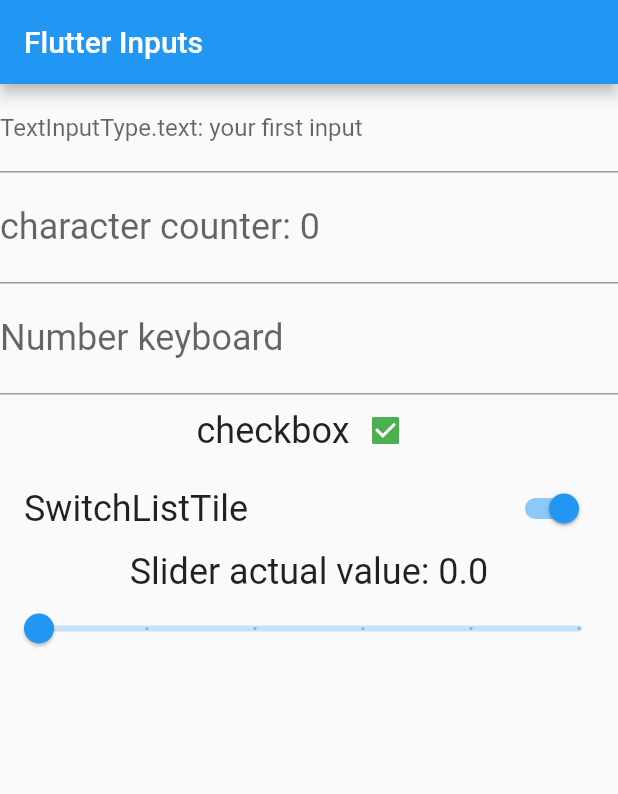
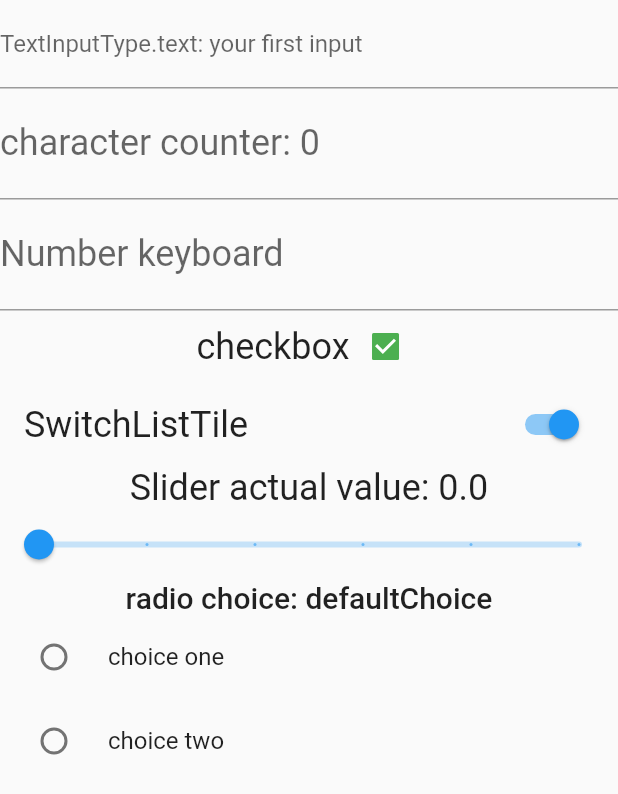
Before and after one commit to JoaoRodriguesRD/flutter-simple-applications, a Flutter app: the screen it shows after launch, on a phone screen of 412 x 824 dp. Shown: the top 794 px of the screen. Run offline on Flutter 3.47's test engine with Material 2 defaults, Android fonts, the phone set to English and light mode, and no system bars.

Commit message:
Radio choices example created

```diff
--- a/app_inputs/lib/main.dart
+++ b/app_inputs/lib/main.dart
@@ -32,7 +32,7 @@ class _MyHomePageState extends State<MyHomePage> {
   bool _isChecked = true;
   bool _isCheckedSwitch = true;
   double _sliderValue = 0;
-
+  String _choices = "defaultChoice";
 
   void _stringCounter(String userInput) {
     setState(() {
@@ -49,9 +49,6 @@ class _MyHomePageState extends State<MyHomePage> {
   @override
   Widget build(BuildContext context) {
     return Scaffold(
-      appBar: AppBar(
-        title: Text(widget.title),
-      ),
       body: Center(
         child: Column(
           mainAxisAlignment: MainAxisAlignment.start,
@@ -62,6 +59,7 @@ class _MyHomePageState extends State<MyHomePage> {
             myCheckbox(),
             mySwitchList(),
             mySlider(),
+            myRadioButtons(),
           ],
         ),
       ),
@@ -158,4 +156,31 @@ class _MyHomePageState extends State<MyHomePage> {
     );
   }
 
+  Widget myRadioButtons() {
+    return Column(
+      children: [
+        Text("radio choice: $_choices",
+        style: Theme.of(context).textTheme.headline6,
+        ),
+        RadioListTile(
+          title: const Text("choice one"),
+            value: "choice1",
+            groupValue: _choices,
+            onChanged: (String? choice) {
+              setState(() {
+                _choices = choice!;
+              });
+            }),
+        RadioListTile(
+          title: const Text("choice two"),
+            value: "choice2",
+            groupValue: _choices,
+            onChanged: (String? choice) {
+              setState(() {
+                _choices = choice!;
+              });
+            }),
+      ],
+    );
+  }
 }
```
